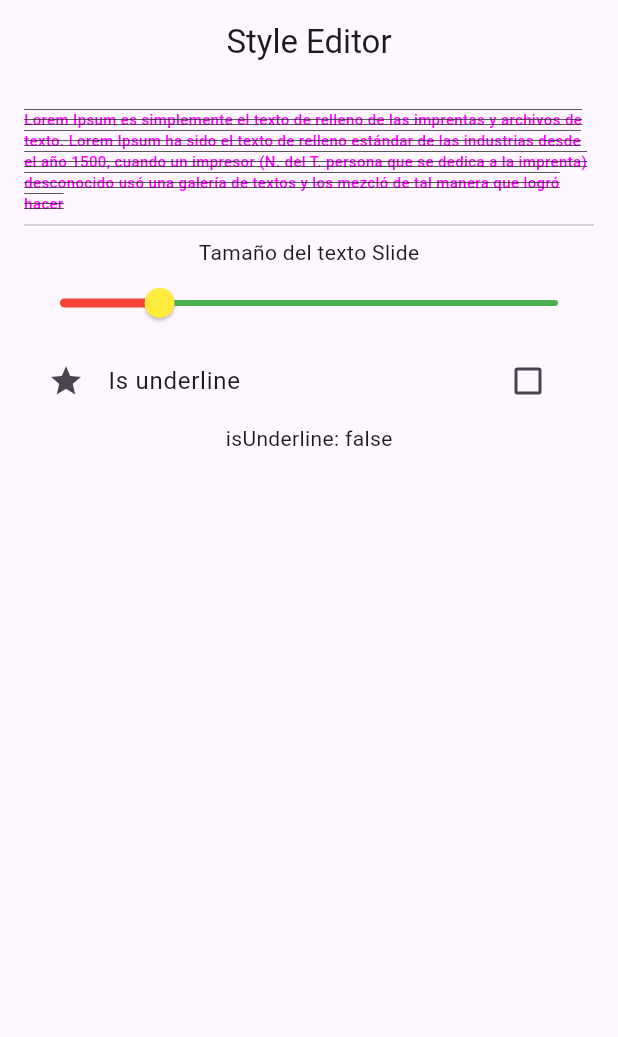
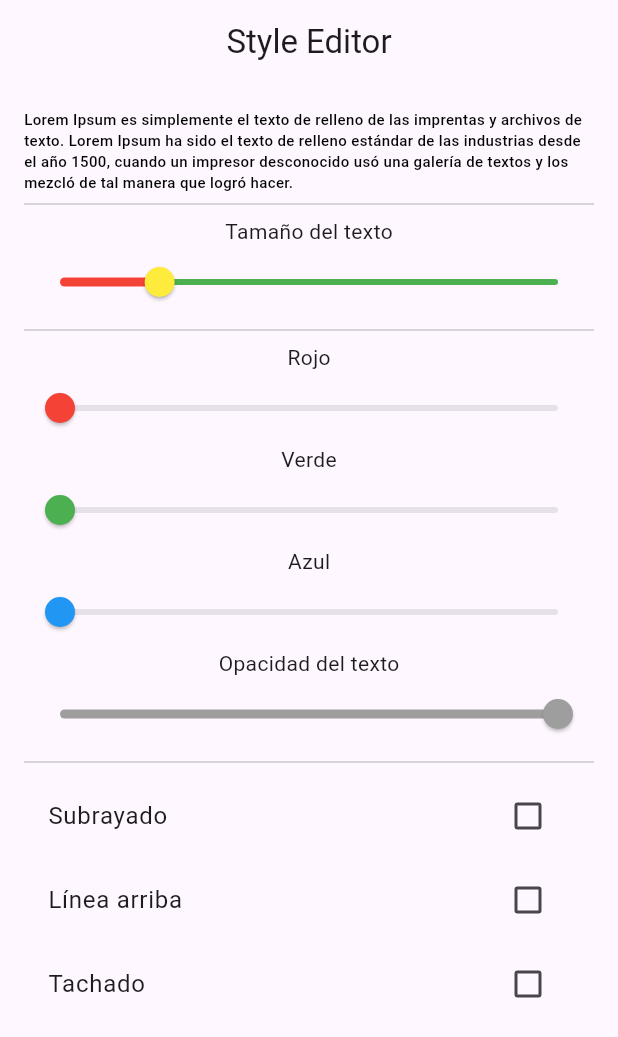
Before and after one commit to fr4nsgallegos/imcappg10, a Flutter app: the screen it shows after launch, on a phone screen of 412 x 824 dp. Shown: the top 1037 px of the screen. Run offline on Flutter 3.47's test engine with Material 3 defaults, Android fonts, the phone set to English and light mode, and no system bars.

Commit message:
solución moises

```diff
--- a/lib/pages/home_page.dart
+++ b/lib/pages/home_page.dart
@@ -6,10 +6,12 @@ class HomePage extends StatefulWidget {
 }
 
 class _HomePageState extends State<HomePage> {
-  double x = 0;
   double textSize = 10;
-  bool? isChecked = true;
-  bool? isUnderline = false;
+  double red = 0, green = 0, blue = 0, opacity = 1.0;
+  bool isUnderline = false;
+  bool isOverline = false;
+  bool isLineThrough = false;
+
   @override
   Widget build(BuildContext context) {
     return SafeArea(
@@ -24,31 +26,21 @@ class _HomePageState extends State<HomePage> {
             child: Column(
               children: [
                 Text(
-                  "Lorem Ipsum es simplemente el texto de relleno de las imprentas y archivos de texto. Lorem Ipsum ha sido el texto de relleno estándar de las industrias desde el año 1500, cuando un impresor (N. del T. persona que se dedica a la imprenta) desconocido usó una galería de textos y los mezcló de tal manera que logró hacer",
+                  "Lorem Ipsum es simplemente el texto de relleno de las imprentas y archivos de texto. Lorem Ipsum ha sido el texto de relleno estándar de las industrias desde el año 1500, cuando un impresor desconocido usó una galería de textos y los mezcló de tal manera que logró hacer.",
                   style: TextStyle(
                     fontSize: textSize,
-                    // decoration: TextDecoration.overline, //linea arriba
-                    // decoration: TextDecoration.underline, //linea abajo, subrayado
-                    // decoration:
-                    // TextDecoration.lineThrough, //línea al centro, tachado
-
-                    // decoration: isUnderline == true
-                    //     ? TextDecoration.underline
-                    //     : TextDecoration.none,
-
-                    decoration: TextDecoration.combine(
-                      [
-                        TextDecoration.lineThrough,
-                        TextDecoration.underline,
-                        TextDecoration.overline,
-                      ],
-                    ),
-                    fontWeight: FontWeight.w500, //grosor del texto
-                    color: Color.fromRGBO(255, 0, 255, 1),
+                    color: Color.fromRGBO(
+                        red.toInt(), green.toInt(), blue.toInt(), opacity),
+                    decoration: TextDecoration.combine([
+                      if (isUnderline) TextDecoration.underline,
+                      if (isOverline) TextDecoration.overline,
+                      if (isLineThrough) TextDecoration.lineThrough,
+                    ]),
+                    fontWeight: FontWeight.w500,
                   ),
                 ),
                 Divider(),
-                Text("Tamaño del texto Slide"),
+                Text("Tamaño del texto"),
                 Slider(
                   max: 30,
                   min: 5,
@@ -56,25 +48,89 @@ class _HomePageState extends State<HomePage> {
                   activeColor: Colors.red,
                   inactiveColor: Colors.green,
                   thumbColor: Colors.yellow,
-                  onChanged: (double mandarina) {
-                    textSize = mandarina;
-                    print(mandarina);
-                    setState(() {});
+                  onChanged: (double newSize) {
+                    setState(() {
+                      textSize = newSize;
+                    });
+                  },
+                ),
+                Divider(),
+                Text("Rojo"),
+                Slider(
+                  max: 255,
+                  min: 0,
+                  value: red,
+                  activeColor: Colors.red,
+                  onChanged: (double value) {
+                    setState(() {
+                      red = value;
+                    });
+                  },
+                ),
+                Text("Verde"),
+                Slider(
+                  max: 255,
+                  min: 0,
+                  value: green,
+                  activeColor: Colors.green,
+                  onChanged: (double value) {
+                    setState(() {
+                      green = value;
+                    });
+                  },
+                ),
+                Text("Azul"),
+                Slider(
+                  max: 255,
+                  min: 0,
+                  value: blue,
+                  activeColor: Colors.blue,
+                  onChanged: (double value) {
+                    setState(() {
+                      blue = value;
+                    });
+                  },
+                ),
+                Text("Opacidad del texto"),
+                Slider(
+                  max: 1,
+                  min: 0,
+                  value: opacity,
+                  activeColor: Colors.grey,
+                  onChanged: (double value) {
+                    setState(() {
+                      opacity = value;
+                    });
+                  },
+                ),
+                Divider(),
+                CheckboxListTile(
+                  title: Text("Subrayado"),
+                  value: isUnderline,
+                  onChanged: (bool? value) {
+                    setState(() {
+                      isUnderline = value ?? false;
+                    });
                   },
                 ),
                 CheckboxListTile(
-                  title: Text("Is underline"),
-                  value: isUnderline,
-                  activeColor: Colors.orange,
-                  checkColor: Colors.green,
-                  secondary: Icon(Icons.star),
-                  onChanged: (juanito) {
-                    isUnderline = juanito;
-                    print(isUnderline);
-                    setState(() {});
+                  title: Text("Línea arriba"),
+                  value: isOverline,
+                  onChanged: (bool? value) {
+                    setState(() {
+                      isOverline = value ?? false;
+                    });
                   },
                 ),
-                Text("isUnderline: $isUnderline")
+                CheckboxListTile(
+                  title: Text("Tachado"),
+                  value: isLineThrough,
+                  onChanged: (bool? value) {
+                    setState(() {
+                      isLineThrough = value ?? false;
+                    });
+                  },
+                ),
               ],
             ),
           ),
```
